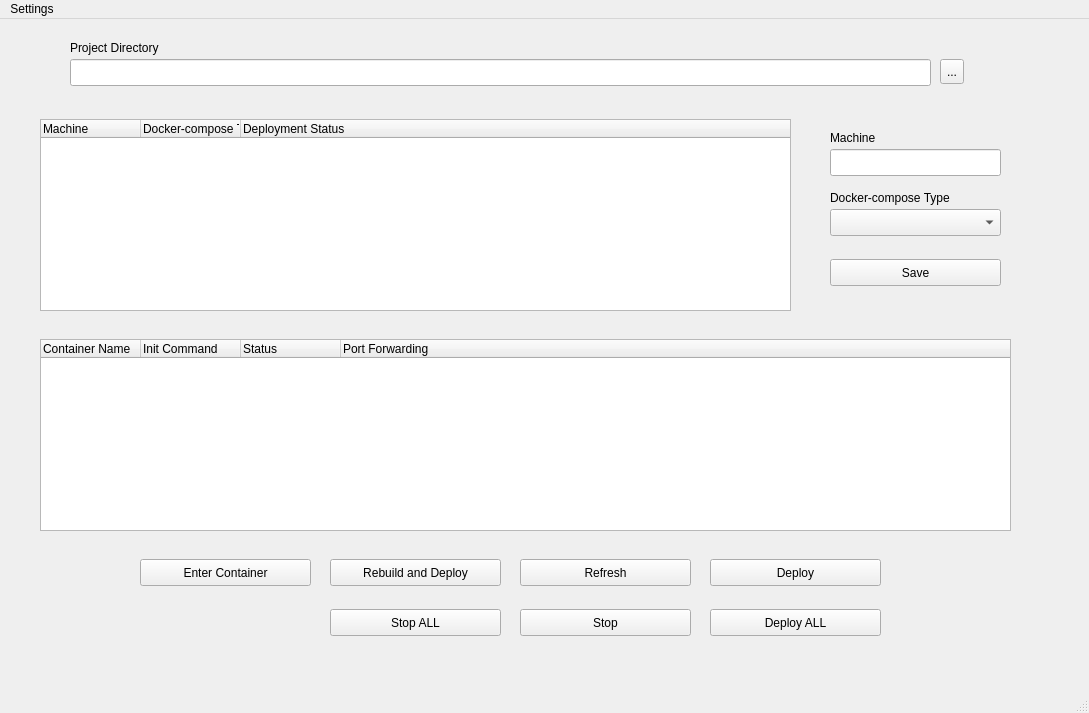
Old version of the form qt5Ui/ui/Ui_MainWindowBase.ui in the repository ArthurWuTW/docker-compose-management.
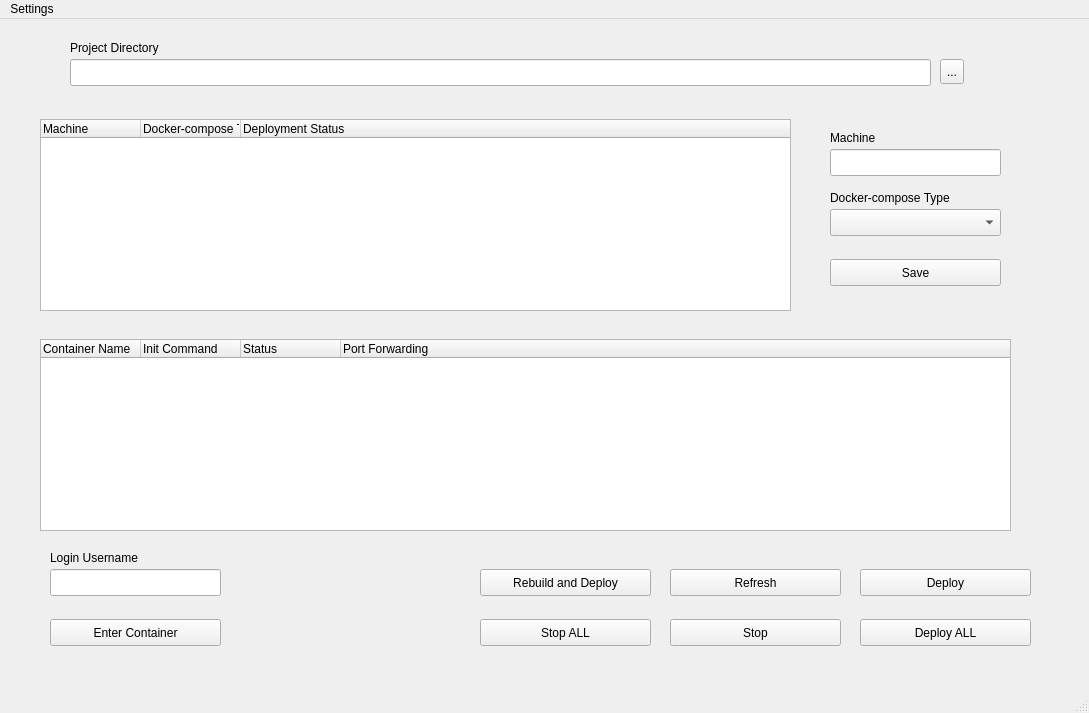
New version of the form.

Diff of the .ui file:
```diff
--- a/qt5Ui/ui/Ui_MainWindowBase.ui
+++ b/qt5Ui/ui/Ui_MainWindowBase.ui
@@ -176,8 +176,8 @@
    <widget class="QPushButton" name="pushButtonDeploy">
     <property name="geometry">
      <rect>
-      <x>710</x>
-      <y>540</y>
+      <x>860</x>
+      <y>550</y>
       <width>171</width>
       <height>27</height>
      </rect>
@@ -189,8 +189,8 @@
    <widget class="QPushButton" name="pushButtonDeloyAll">
     <property name="geometry">
      <rect>
-      <x>710</x>
-      <y>590</y>
+      <x>860</x>
+      <y>600</y>
       <width>171</width>
       <height>27</height>
      </rect>
@@ -202,8 +202,8 @@
    <widget class="QPushButton" name="pushButtonRebuildDeploy">
     <property name="geometry">
      <rect>
-      <x>330</x>
-      <y>540</y>
+      <x>480</x>
+      <y>550</y>
       <width>171</width>
       <height>27</height>
      </rect>
@@ -215,8 +215,8 @@
    <widget class="QPushButton" name="pushButtonDeployStopAll">
     <property name="geometry">
      <rect>
-      <x>330</x>
-      <y>590</y>
+      <x>480</x>
+      <y>600</y>
       <width>171</width>
       <height>27</height>
      </rect>
@@ -228,8 +228,8 @@
    <widget class="QPushButton" name="pushButtonDeployRefresh">
     <property name="geometry">
      <rect>
-      <x>520</x>
-      <y>540</y>
+      <x>670</x>
+      <y>550</y>
       <width>171</width>
       <height>27</height>
      </rect>
@@ -241,8 +241,8 @@
    <widget class="QPushButton" name="pushButtonDeployStop">
     <property name="geometry">
      <rect>
-      <x>520</x>
-      <y>590</y>
+      <x>670</x>
+      <y>600</y>
       <width>171</width>
       <height>27</height>
      </rect>
@@ -254,8 +254,8 @@
    <widget class="QPushButton" name="pushButtonEnterContainer">
     <property name="geometry">
      <rect>
-      <x>140</x>
-      <y>540</y>
+      <x>50</x>
+      <y>600</y>
       <width>171</width>
       <height>27</height>
      </rect>
@@ -264,6 +264,32 @@
      <string>Enter Container</string>
     </property>
    </widget>
+   <widget class="QLabel" name="label_4">
+    <property name="geometry">
+     <rect>
+      <x>50</x>
+      <y>530</y>
+      <width>321</width>
+      <height>17</height>
+     </rect>
+    </property>
+    <property name="text">
+     <string>Login Username</string>
+    </property>
+   </widget>
+   <widget class="QLineEdit" name="lineEditUserName">
+    <property name="geometry">
+     <rect>
+      <x>50</x>
+      <y>550</y>
+      <width>171</width>
+      <height>27</height>
+     </rect>
+    </property>
+    <property name="readOnly">
+     <bool>true</bool>
+    </property>
+   </widget>
   </widget>
   <widget class="QMenuBar" name="menubar">
    <property name="geometry">
```
